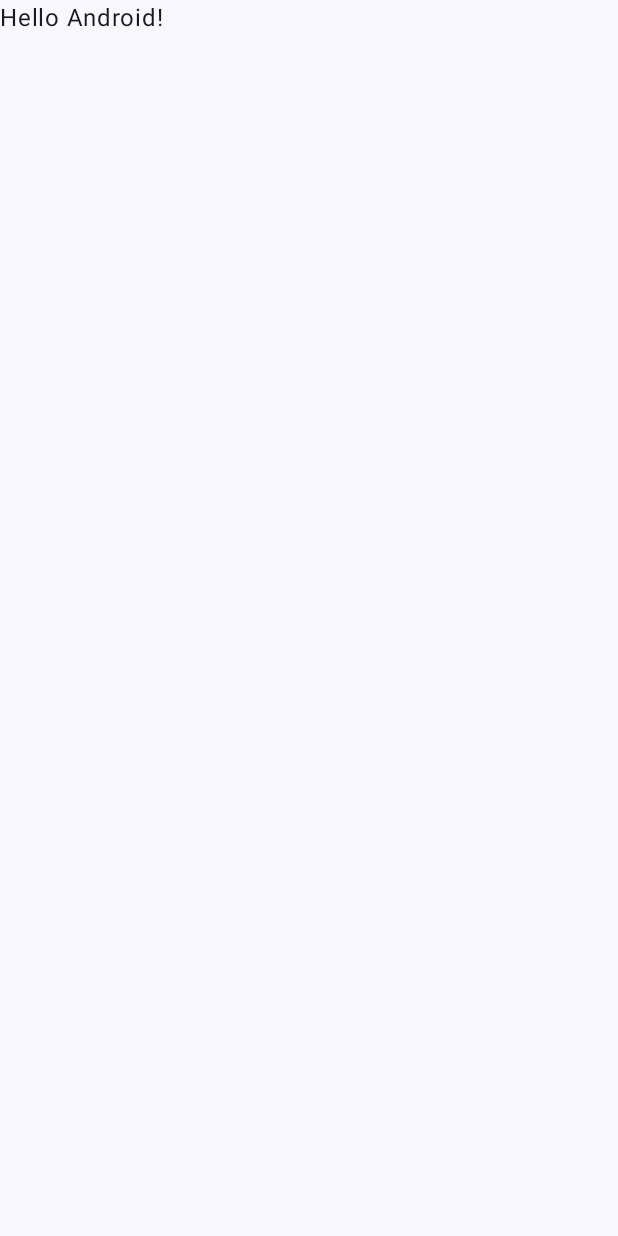
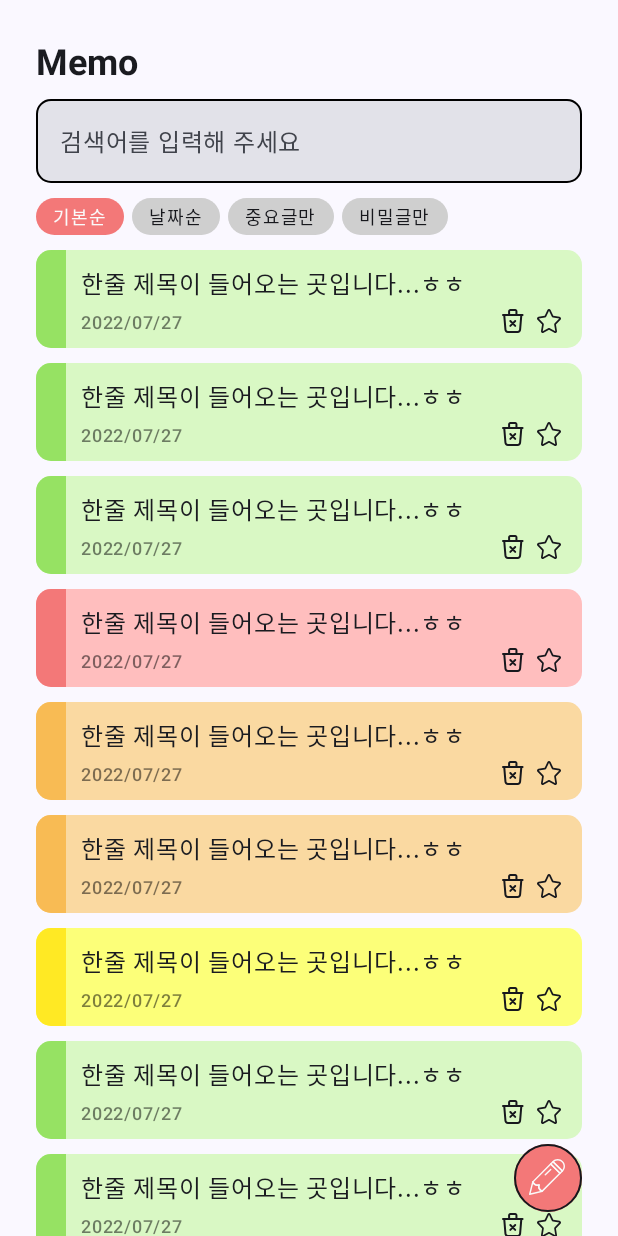
Before and after one commit to kmj94102/MyMemo, an Android app built with Jetpack Compose: the screen it shows after launch (MainActivity), on a phone screen of 412 x 824 dp. Before the commit the screen is almost empty. Run offline under Robolectric (Android 15) with nearby library versions, the phone set to English and light mode, and no system bars.

Commit message:
- 홈(메모 목록)화면 UI 작업

```diff
--- a/app/src/main/AndroidManifest.xml
+++ b/app/src/main/AndroidManifest.xml
@@ -14,7 +14,7 @@
         android:theme="@style/Theme.MyMemo"
         tools:targetApi="31">
         <activity
-            android:name=".MainActivity"
+            android:name=".view.MainActivity"
             android:exported="true"
             android:label="@string/app_name"
             android:theme="@style/Theme.MyMemo">
--- a/app/src/main/java/com/example/mymemo/ui/theme/Color.kt
+++ b/app/src/main/java/com/example/mymemo/ui/theme/Color.kt
@@ -2,10 +2,7 @@ package com.example.mymemo.ui.theme
 
 import androidx.compose.ui.graphics.Color
 
-val Purple80 = Color(0xFFD0BCFF)
-val PurpleGrey80 = Color(0xFFCCC2DC)
-val Pink80 = Color(0xFFEFB8C8)
-
-val Purple40 = Color(0xFF6650a4)
-val PurpleGrey40 = Color(0xFF625b71)
-val Pink40 = Color(0xFF7D5260)
+val Primary = Color(0xFFF37878)
+val White = Color(0xFFFAFAFA)
+val Black = Color(0xFF17181D)
+val Gray = Color(0xFFCFCFCF)
--- a/app/src/main/java/com/example/mymemo/ui/theme/Theme.kt
+++ b/app/src/main/java/com/example/mymemo/ui/theme/Theme.kt
@@ -16,15 +16,17 @@ import androidx.compose.ui.platform.LocalView
 import androidx.core.view.ViewCompat
 
 private val DarkColorScheme = darkColorScheme(
-    primary = Purple80,
-    secondary = PurpleGrey80,
-    tertiary = Pink80
+    primary = Primary,
+    secondary = Black,
+    tertiary = White,
+    background = Black
 )
 
 private val LightColorScheme = lightColorScheme(
-    primary = Purple40,
-    secondary = PurpleGrey40,
-    tertiary = Pink40
+    primary = Primary,
+    secondary = White,
+    tertiary = Black,
+    background = White
 
     /* Other default colors to override
     background = Color(0xFFFFFBFE),
--- a/app/src/main/java/com/example/mymemo/ui/theme/Type.kt
+++ b/app/src/main/java/com/example/mymemo/ui/theme/Type.kt
@@ -14,21 +14,19 @@ val Typography = Typography(
         fontSize = 16.sp,
         lineHeight = 24.sp,
         letterSpacing = 0.5.sp
-    )
-    /* Other default text styles to override
+    ),
     titleLarge = TextStyle(
         fontFamily = FontFamily.Default,
-        fontWeight = FontWeight.Normal,
-        fontSize = 22.sp,
+        fontWeight = FontWeight.Bold,
+        fontSize = 24.sp,
         lineHeight = 28.sp,
         letterSpacing = 0.sp
     ),
     labelSmall = TextStyle(
         fontFamily = FontFamily.Default,
         fontWeight = FontWeight.Medium,
-        fontSize = 11.sp,
+        fontSize = 12.sp,
         lineHeight = 16.sp,
         letterSpacing = 0.5.sp
     )
-    */
 )
--- a/app/src/main/java/com/example/mymemo/MainActivity.kt
+++ b/app/src/main/java/com/example/mymemo/view/MainActivity.kt
@@ -1,4 +1,4 @@
-package com.example.mymemo
+package com.example.mymemo.view
 
 import android.os.Bundle
 import androidx.activity.ComponentActivity
@@ -17,12 +17,11 @@ class MainActivity : ComponentActivity() {
         super.onCreate(savedInstanceState)
         setContent {
             MyMemoTheme {
-                // A surface container using the 'background' color from the theme
                 Surface(
                     modifier = Modifier.fillMaxSize(),
                     color = MaterialTheme.colorScheme.background
                 ) {
-                    Greeting("Android")
+                    NavGraph()
                 }
             }
         }
--- /dev/null
+++ b/app/src/main/java/com/example/mymemo/view/Navigation.kt
@@ -0,0 +1,33 @@
+package com.example.mymemo.view
+
+import androidx.compose.runtime.Composable
+import androidx.compose.runtime.remember
+import androidx.navigation.NavHostController
+import androidx.navigation.compose.NavHost
+import androidx.navigation.compose.composable
+import androidx.navigation.compose.rememberNavController
+import com.example.mymemo.view.list.MemoListContainer
+
+@Composable
+fun NavGraph() {
+
+    val navController = rememberNavController()
+    val routeAction = remember(navController) {
+        RouteAction(navController)
+    }
+
+    NavHost(navController = navController, startDestination = RouteAction.Home) {
+        composable(RouteAction.Home) {
+            MemoListContainer()
+        }
+    }
+
+}
+
+class RouteAction(navController: NavHostController) {
+
+    companion object {
+        const val Home = "home"
+    }
+
+}
--- /dev/null
+++ b/app/src/main/java/com/example/mymemo/view/list/MemoList.kt
@@ -0,0 +1,263 @@
+package com.example.mymemo.view.list
+
+import androidx.compose.foundation.BorderStroke
+import androidx.compose.foundation.Image
+import androidx.compose.foundation.background
+import androidx.compose.foundation.clickable
+import androidx.compose.foundation.layout.*
+import androidx.compose.foundation.lazy.LazyColumn
+import androidx.compose.foundation.shape.CircleShape
+import androidx.compose.foundation.shape.RoundedCornerShape
+import androidx.compose.material3.*
+import androidx.compose.runtime.*
+import androidx.compose.ui.Alignment
+import androidx.compose.ui.Modifier
+import androidx.compose.ui.draw.clip
+import androidx.compose.ui.graphics.Color
+import androidx.compose.ui.res.painterResource
+import androidx.compose.ui.res.stringResource
+import androidx.compose.ui.unit.dp
+import com.example.mymemo.R
+import com.example.mymemo.ui.theme.*
+import kotlin.random.Random
+
+@Composable
+fun MemoListContainer() {
+
+    Box(modifier = Modifier.fillMaxSize()) {
+
+        LazyColumn(
+            modifier = Modifier
+                .fillMaxWidth()
+                .padding(horizontal = 24.dp)
+        ) {
+
+            /** 타이틀 **/
+            item {
+                Text(
+                    text = stringResource(id = R.string.memo),
+                    style = Typography.titleLarge,
+                    modifier = Modifier.padding(top = 28.dp)
+                )
+            }
+
+            /** 검색창 **/
+            item {
+                var field by remember { mutableStateOf("") }
+
+                SearchBar(
+                    modifier = Modifier.padding(vertical = 10.dp),
+                    field
+                ) {
+                    field = it
+                }
+            }
+
+            /** 검색 조건 **/
+            item {
+                Row(
+                    horizontalArrangement = Arrangement.spacedBy(5.dp),
+                    modifier = Modifier.fillMaxWidth()
+                ) {
+                    CustomChip("기본순", true) {}
+                    CustomChip("날짜순", false) {}
+                    CustomChip("중요글만", false) {}
+                    CustomChip("비밀글만", false) {}
+                }
+            }
+
+            /** 리스트 **/
+            item {
+                Spacer(modifier = Modifier.height(10.dp))
+
+                (0..10).forEach { _ ->
+                    MemoItem(modifier = Modifier.fillMaxWidth())
+                    Spacer(modifier = Modifier.height(10.dp))
+                }
+            }
+
+        }// LazyColumn
+
+        /** 메모 작성 버튼 **/
+        MemoWriteButton(
+            modifier = Modifier
+                .align(Alignment.BottomEnd)
+                .padding(bottom = 16.dp, end = 24.dp)
+        ) {
+
+        }
+
+        /** 다이얼로그 **/
+
+    }// Box
+
+}
+
+/** 검색창 **/
+@OptIn(ExperimentalMaterial3Api::class)
+@Composable
+fun SearchBar(
+    modifier: Modifier = Modifier,
+    field: String,
+    listener: (String) -> Unit
+) {
+    Card(
+        shape = RoundedCornerShape(10.dp),
+        border = BorderStroke(1.dp, Color.Black),
+        colors = CardDefaults.cardColors(
+            containerColor = Gray
+        ),
+        modifier = modifier
+            .fillMaxWidth()
+    ) {
+        TextField(
+            value = field,
+            onValueChange = {
+                listener(it)
+            },
+            singleLine = true,
+            placeholder = {
+                Text(text = stringResource(id = R.string.guide_input_search))
+            },
+            colors = TextFieldDefaults.textFieldColors(
+                // TextField UnderLine 제거
+                focusedIndicatorColor = Color.Transparent,
+                unfocusedIndicatorColor = Color.Transparent,
+                disabledIndicatorColor = Color.Transparent
+            ),
+            modifier = Modifier.fillMaxWidth()
+        )
+    }
+}
+
+/** 검색 조건에 사용할 칩 **/
+@Composable
+fun CustomChip(
+    str: String,
+    isSelected: Boolean,
+    clickListener: () -> Unit
+) {
+    Box(
+        modifier = Modifier
+            .clip(RoundedCornerShape(20.dp))
+            .background(if (isSelected) Primary else Gray)
+            .clickable {
+                clickListener()
+            }
+    ) {
+        Text(
+            text = str,
+            style = Typography.labelSmall,
+            color = if (isSelected) White else Black,
+            modifier = Modifier.padding(vertical = 3.dp, horizontal = 11.dp)
+        )
+    }
+}
+
+/** 메모 아이템 **/
+@Composable
+fun MemoItem(
+    modifier: Modifier = Modifier
+) {
+
+    // todo 임시 수정 예정
+    val colorList = listOf(
+        Color(0xFFF37878),
+        Color(0xFFF8BB54),
+        Color(0xFF96E263),
+        Color(0xFFFFE924),
+    )
+    val lightColorList = listOf(
+        Color(0xFFFFBEBE),
+        Color(0xFFFAD9A1),
+        Color(0xFFD9F8C4),
+        Color(0xFFFCFF79),
+    )
+    val random = Random.nextInt(0, 4)
+
+    Box(
+        modifier = modifier
+            .height(65.dp)
+            .clip(RoundedCornerShape(10.dp))
+            .background(lightColorList[random])
+    ) {
+        Box(
+            modifier = Modifier
+                .width(20.dp)
+                .fillMaxHeight()
+                .background(colorList[random])
+        )
+
+        Column(
+            verticalArrangement = Arrangement.spacedBy(5.dp),
+            modifier = Modifier
+                .fillMaxWidth()
+                .padding(start = 30.dp, top = 10.dp, end = 10.dp, bottom = 10.dp)
+        ) {
+            Text(
+                text = "한줄 제목이 들어오는 곳입니다...ㅎㅎ",
+                maxLines = 1,
+                style = Typography.bodyLarge,
+            )
+
+            Row(
+                verticalAlignment = Alignment.Bottom,
+                modifier = Modifier
+                    .fillMaxWidth()
+            ) {
+                Text(
+                    text = "2022/07/27",
+                    maxLines = 1,
+                    style = Typography.labelSmall,
+                    color = Color(0x80000000),
+                    modifier = Modifier
+                )
+
+                Spacer(modifier = Modifier.weight(1f))
+
+                Image(
+                    painter = painterResource(id = R.drawable.ic_trash),
+                    contentDescription = "star",
+                    modifier = Modifier
+                        .size(24.dp)
+                )
+
+                Image(
+                    painter = painterResource(id = R.drawable.ic_star),
+                    contentDescription = "star",
+                    modifier = Modifier
+                        .size(24.dp)
+                )
+            }
+        }
+    }
+}
+
+/** 메모 작성 버튼 **/
+@OptIn(ExperimentalMaterial3Api::class)
+@Composable
+fun MemoWriteButton(
+    modifier: Modifier = Modifier,
+    clickListener: () -> Unit
+) {
+
+    Card(
+        shape = CircleShape,
+        border = BorderStroke(1.dp, Black),
+        elevation = CardDefaults.cardElevation(),
+        colors = CardDefaults.cardColors(
+            containerColor = Primary
+        ),
+        modifier = modifier
+            .size(45.dp)
+            .clickable { clickListener() }
+    ) {
+        Image(
+            painter = painterResource(id = R.drawable.ic_write),
+            contentDescription = "write",
+            modifier = Modifier
+                .padding(10.dp)
+        )
+    }
+
+}
--- /dev/null
+++ b/app/src/main/res/drawable/ic_lock.xml
@@ -0,0 +1,18 @@
+<vector xmlns:android="http://schemas.android.com/apk/res/android"
+    android:width="24dp"
+    android:height="24dp"
+    android:viewportWidth="24"
+    android:viewportHeight="24">
+  <path
+      android:pathData="M19.15,10.35H17.65V7.15C17.65,4.05 15.1,1.5 12,1.5C8.9,1.5 6.35,4.05 6.35,7.15V10.35H4.85V7.15C4.85,3.2 8.05,0 12,0C15.95,0 19.15,3.2 19.15,7.15V10.35Z"
+      android:fillColor="#17181D"/>
+  <path
+      android:pathData="M18.4,23.95H5.6C4.3,23.95 3.2,22.85 3.2,21.55V11.95C3.2,10.65 4.3,9.55 5.6,9.55H18.4C19.7,9.55 20.8,10.65 20.8,11.95V21.55C20.8,22.9 19.7,23.95 18.4,23.95ZM5.6,11.15C5.15,11.15 4.8,11.5 4.8,11.95V21.55C4.8,22 5.15,22.35 5.6,22.35H18.4C18.85,22.35 19.2,22 19.2,21.55V11.95C19.2,11.5 18.85,11.15 18.4,11.15H5.6Z"
+      android:fillColor="#17181D"/>
+  <path
+      android:pathData="M13.6,14.35C13.6,15.25 12.9,15.95 12,15.95C11.1,15.95 10.4,15.25 10.4,14.35C10.4,13.45 11.1,12.75 12,12.75C12.9,12.75 13.6,13.5 13.6,14.35Z"
+      android:fillColor="#17181D"/>
+  <path
+      android:pathData="M12.4,14.35H11.6L10.8,19.15H13.2L12.4,14.35Z"
+      android:fillColor="#17181D"/>
+</vector>
--- /dev/null
+++ b/app/src/main/res/drawable/ic_prev.xml
@@ -0,0 +1,10 @@
+<vector xmlns:android="http://schemas.android.com/apk/res/android"
+    android:width="24dp"
+    android:height="24dp"
+    android:viewportWidth="24"
+    android:viewportHeight="24">
+  <path
+      android:pathData="M16.567,3.892C17.098,4.415 17.098,5.262 16.567,5.785L10.28,11.983L16.567,18.18C16.701,18.303 16.808,18.451 16.882,18.615C16.957,18.78 16.997,18.957 17,19.137C17.003,19.317 16.969,19.495 16.901,19.662C16.833,19.829 16.731,19.98 16.602,20.108C16.473,20.235 16.319,20.335 16.15,20.403C15.981,20.47 15.799,20.503 15.617,20.5C15.434,20.497 15.254,20.457 15.088,20.384C14.921,20.311 14.771,20.205 14.646,20.074L7.398,12.929C7.143,12.678 7,12.338 7,11.983C7,11.628 7.143,11.287 7.398,11.036L14.646,3.892C14.901,3.641 15.247,3.5 15.607,3.5C15.967,3.5 16.313,3.641 16.567,3.892Z"
+      android:fillColor="#17181D"
+      android:fillType="evenOdd"/>
+</vector>
--- /dev/null
+++ b/app/src/main/res/drawable/ic_star.xml
@@ -0,0 +1,9 @@
+<vector xmlns:android="http://schemas.android.com/apk/res/android"
+    android:width="24dp"
+    android:height="24dp"
+    android:viewportWidth="24"
+    android:viewportHeight="24">
+  <path
+      android:pathData="M23.91,8.947C23.703,8.329 23.169,7.876 22.527,7.778L16.283,6.819L13.569,1.002C13.283,0.391 12.672,0 12,0C11.328,0 10.716,0.391 10.431,1.002L7.716,6.819L1.471,7.778C0.83,7.876 0.297,8.329 0.09,8.947C-0.117,9.567 0.039,10.25 0.492,10.716L5.069,15.433L4.008,21.976C3.9,22.634 4.176,23.295 4.719,23.681C5.016,23.892 5.367,24 5.717,24C6.005,24 6.294,23.927 6.555,23.782L12,20.757L17.445,23.782C17.706,23.927 17.995,24 18.282,24C18.633,24 18.983,23.892 19.281,23.681C19.824,23.295 20.099,22.634 19.992,21.976L18.93,15.433L23.508,10.716C23.96,10.25 24.115,9.567 23.91,8.947ZM17.691,14.217C17.307,14.611 17.133,15.168 17.22,15.714L18.282,22.257L12.837,19.233C12.576,19.087 12.288,19.015 11.999,19.015C11.711,19.015 11.422,19.088 11.161,19.233L5.716,22.257L6.778,15.714C6.867,15.168 6.693,14.611 6.309,14.217L1.732,9.5L7.977,8.54C8.547,8.453 9.039,8.084 9.284,7.558L12,1.743L14.715,7.559C14.961,8.085 15.451,8.453 16.021,8.541L22.267,9.501L17.691,14.217Z"
+      android:fillColor="#17181D"/>
+</vector>
--- /dev/null
+++ b/app/src/main/res/drawable/ic_star_fill.xml
@@ -0,0 +1,12 @@
+<vector xmlns:android="http://schemas.android.com/apk/res/android"
+    android:width="24dp"
+    android:height="24dp"
+    android:viewportWidth="24"
+    android:viewportHeight="24">
+  <path
+      android:pathData="M6,14.5L1.5,9L8,7.5L12,1L16,7.5L23,9L18,14.5L18.5,22.5L12,19.5L5.5,22.5L6,14.5Z"
+      android:fillColor="#FCFF60"/>
+  <path
+      android:pathData="M23.91,8.947C23.703,8.329 23.169,7.876 22.527,7.778L16.283,6.819L13.569,1.002C13.283,0.391 12.672,0 12,0C11.328,0 10.716,0.391 10.431,1.002L7.716,6.819L1.471,7.778C0.83,7.876 0.297,8.329 0.09,8.947C-0.117,9.567 0.039,10.25 0.492,10.716L5.069,15.433L4.008,21.976C3.9,22.634 4.176,23.295 4.719,23.681C5.016,23.892 5.367,24 5.717,24C6.005,24 6.294,23.927 6.555,23.782L12,20.757L17.445,23.782C17.706,23.927 17.995,24 18.282,24C18.633,24 18.983,23.892 19.281,23.681C19.824,23.295 20.099,22.634 19.992,21.976L18.93,15.433L23.508,10.716C23.96,10.25 24.115,9.567 23.91,8.947ZM17.691,14.217C17.307,14.611 17.133,15.168 17.22,15.714L18.282,22.257L12.837,19.233C12.576,19.087 12.288,19.015 11.999,19.015C11.711,19.015 11.422,19.088 11.161,19.233L5.716,22.257L6.778,15.714C6.867,15.168 6.693,14.611 6.309,14.217L1.732,9.5L7.977,8.54C8.547,8.453 9.039,8.084 9.284,7.558L12,1.743L14.715,7.559C14.961,8.085 15.451,8.453 16.021,8.541L22.267,9.501L17.691,14.217Z"
+      android:fillColor="#17181D"/>
+</vector>
--- /dev/null
+++ b/app/src/main/res/drawable/ic_trash.xml
@@ -0,0 +1,34 @@
+<vector xmlns:android="http://schemas.android.com/apk/res/android"
+    android:width="24dp"
+    android:height="24dp"
+    android:viewportWidth="24"
+    android:viewportHeight="24">
+  <path
+      android:pathData="M2,5.889H21.556"
+      android:strokeLineJoin="round"
+      android:strokeWidth="2"
+      android:fillColor="#00000000"
+      android:strokeColor="#17181D"
+      android:strokeLineCap="round"/>
+  <path
+      android:pathData="M3.222,5.889L4.444,20.556C4.444,21.204 4.702,21.826 5.16,22.284C5.619,22.743 6.241,23 6.889,23H16.667C17.315,23 17.937,22.743 18.395,22.284C18.854,21.826 19.111,21.204 19.111,20.556L20.333,5.889"
+      android:strokeLineJoin="round"
+      android:strokeWidth="2"
+      android:fillColor="#00000000"
+      android:strokeColor="#17181D"
+      android:strokeLineCap="round"/>
+  <path
+      android:pathData="M8.111,5.889V2.222C8.111,1.898 8.24,1.587 8.469,1.358C8.698,1.129 9.009,1 9.333,1H14.222C14.546,1 14.857,1.129 15.086,1.358C15.316,1.587 15.444,1.898 15.444,2.222V5.889"
+      android:strokeLineJoin="round"
+      android:strokeWidth="2"
+      android:fillColor="#00000000"
+      android:strokeColor="#17181D"
+      android:strokeLineCap="round"/>
+  <path
+      android:pathData="M9.333,12L14.222,16.889M14.222,12L9.333,16.889"
+      android:strokeLineJoin="round"
+      android:strokeWidth="2"
+      android:fillColor="#00000000"
+      android:strokeColor="#17181D"
+      android:strokeLineCap="round"/>
+</vector>
--- /dev/null
+++ b/app/src/main/res/drawable/ic_unlock.xml
@@ -0,0 +1,18 @@
+<vector xmlns:android="http://schemas.android.com/apk/res/android"
+    android:width="24dp"
+    android:height="24dp"
+    android:viewportWidth="24"
+    android:viewportHeight="24">
+  <path
+      android:pathData="M6.2,10.3H4.7V7.1C4.7,3.2 7.9,0 11.8,0C15.4,0 18.4,2.65 18.85,6.2L17.4,6.4C17.05,3.6 14.65,1.5 11.8,1.5C8.7,1.5 6.2,4 6.2,7.1V10.3Z"
+      android:fillColor="#17181D"/>
+  <path
+      android:pathData="M18.15,23.8H5.4C4.1,23.8 3,22.75 3,21.4V11.85C3,10.55 4.05,9.45 5.4,9.45H18.15C19.45,9.45 20.55,10.5 20.55,11.85V21.4C20.55,22.75 19.5,23.8 18.15,23.8ZM5.45,11.1C5,11.1 4.65,11.45 4.65,11.9V21.45C4.65,21.9 5,22.25 5.45,22.25H18.2C18.65,22.25 19,21.9 19,21.45V11.9C19,11.45 18.65,11.1 18.2,11.1H5.45Z"
+      android:fillColor="#17181D"/>
+  <path
+      android:pathData="M13.4,14.25C13.4,15.15 12.7,15.85 11.8,15.85C10.9,15.85 10.2,15.15 10.2,14.25C10.2,13.35 10.9,12.65 11.8,12.65C12.7,12.65 13.4,13.4 13.4,14.25Z"
+      android:fillColor="#17181D"/>
+  <path
+      android:pathData="M12.2,14.25H11.4L10.6,19.05H13L12.2,14.25Z"
+      android:fillColor="#17181D"/>
+</vector>
--- /dev/null
+++ b/app/src/main/res/drawable/ic_write.xml
@@ -0,0 +1,21 @@
+<vector xmlns:android="http://schemas.android.com/apk/res/android"
+    android:width="24dp"
+    android:height="24dp"
+    android:viewportWidth="24"
+    android:viewportHeight="24">
+  <path
+      android:pathData="M0.486,23.997C0.422,23.997 0.36,23.985 0.301,23.961C0.243,23.937 0.19,23.902 0.145,23.857C0.082,23.796 0.037,23.719 0.015,23.635C-0.007,23.55 -0.005,23.461 0.02,23.378L2.094,15.091C2.121,14.992 2.178,14.904 2.259,14.84C2.339,14.777 2.438,14.74 2.54,14.736C2.643,14.733 2.744,14.762 2.829,14.82C2.913,14.877 2.977,14.961 3.011,15.058C3.151,15.441 3.366,15.793 3.644,16.092C3.922,16.391 4.257,16.632 4.629,16.799C4.921,16.941 5.24,17.019 5.564,17.029C5.889,17.039 6.211,16.98 6.511,16.857C6.6,16.818 6.698,16.807 6.794,16.825C6.889,16.843 6.976,16.889 7.044,16.958C7.113,17.026 7.159,17.114 7.177,17.208C7.195,17.303 7.184,17.402 7.145,17.49C7.022,17.791 6.964,18.115 6.974,18.44C6.985,18.765 7.065,19.084 7.208,19.376C7.373,19.747 7.61,20.081 7.906,20.358C8.202,20.636 8.551,20.852 8.931,20.993C9.031,21.026 9.116,21.091 9.175,21.178C9.234,21.265 9.263,21.368 9.258,21.473C9.254,21.576 9.217,21.675 9.152,21.756C9.087,21.836 8.998,21.893 8.898,21.919L0.601,23.997C0.563,24.001 0.524,24.001 0.486,23.997ZM2.733,16.516L1.143,22.859L7.491,21.271C6.991,20.868 6.593,20.354 6.329,19.77C6.068,19.21 5.965,18.589 6.031,17.975C5.417,18.041 4.796,17.938 4.236,17.677C3.651,17.413 3.136,17.015 2.733,16.516Z"
+      android:fillColor="#FAFAFA"/>
+  <path
+      android:pathData="M8.773,21.924C8.724,21.933 8.673,21.933 8.624,21.924C8.117,21.742 7.653,21.46 7.258,21.093C6.864,20.727 6.548,20.285 6.329,19.794C6.068,19.234 5.965,18.613 6.031,17.999C5.417,18.065 4.796,17.962 4.236,17.701C3.744,17.483 3.301,17.167 2.935,16.773C2.568,16.379 2.286,15.914 2.104,15.408C2.078,15.325 2.075,15.237 2.095,15.152C2.115,15.068 2.158,14.99 2.219,14.928L14.136,2.986C14.226,2.897 14.348,2.846 14.475,2.846C14.602,2.846 14.723,2.897 14.813,2.986L17.92,6.095L21.031,9.199C21.121,9.289 21.171,9.411 21.171,9.538C21.171,9.664 21.121,9.786 21.031,9.876L9.128,21.785C9.082,21.831 9.026,21.867 8.965,21.891C8.904,21.915 8.839,21.926 8.773,21.924ZM6.728,16.823C6.807,16.823 6.886,16.843 6.956,16.881C7.027,16.918 7.087,16.973 7.13,17.04C7.174,17.107 7.201,17.183 7.208,17.263C7.214,17.342 7.201,17.422 7.169,17.495C7.043,17.794 6.981,18.116 6.988,18.44C6.994,18.764 7.069,19.083 7.208,19.376C7.498,20.03 8.008,20.563 8.648,20.883L20.013,9.54L14.472,4.003L3.122,15.36C3.442,16 3.975,16.509 4.629,16.799C4.921,16.941 5.24,17.019 5.564,17.029C5.889,17.039 6.211,16.98 6.511,16.857C6.58,16.831 6.654,16.819 6.728,16.823Z"
+      android:fillColor="#FAFAFA"/>
+  <path
+      android:pathData="M20.69,10.02C20.627,10.02 20.564,10.007 20.505,9.982C20.447,9.957 20.394,9.921 20.349,9.876L14.136,3.667C14.091,3.623 14.056,3.57 14.031,3.511C14.007,3.453 13.994,3.39 13.994,3.327C13.994,3.263 14.007,3.201 14.031,3.142C14.056,3.084 14.091,3.03 14.136,2.986L15.687,1.446C15.732,1.401 15.785,1.365 15.843,1.341C15.902,1.316 15.965,1.304 16.028,1.304C16.091,1.304 16.154,1.316 16.213,1.341C16.271,1.365 16.324,1.401 16.369,1.446L19.476,4.555L22.572,7.645C22.617,7.689 22.653,7.742 22.677,7.801C22.702,7.859 22.715,7.922 22.715,7.985C22.715,8.049 22.702,8.112 22.677,8.17C22.653,8.228 22.617,8.282 22.572,8.326L21.017,9.876C20.931,9.964 20.814,10.016 20.69,10.02ZM15.154,3.327L20.69,8.859L21.564,7.985L16.028,2.453L15.154,3.327Z"
+      android:fillColor="#FAFAFA"/>
+  <path
+      android:pathData="M22.246,8.465C22.183,8.466 22.12,8.454 22.062,8.43C22.003,8.406 21.95,8.371 21.905,8.326L15.663,2.113C15.619,2.068 15.583,2.015 15.559,1.956C15.536,1.898 15.524,1.835 15.524,1.772C15.526,1.645 15.575,1.523 15.663,1.431C16.578,0.516 17.819,0.001 19.114,0C20.409,-0.001 21.651,0.512 22.568,1.427C23.484,2.341 23.999,3.581 24,4.875C24.001,6.169 23.487,7.411 22.572,8.326C22.485,8.412 22.368,8.462 22.246,8.465ZM16.729,1.791L22.227,7.285C22.812,6.532 23.103,5.591 23.043,4.639C22.983,3.687 22.578,2.789 21.903,2.115C21.228,1.44 20.33,1.035 19.377,0.976C18.424,0.916 17.483,1.206 16.729,1.791Z"
+      android:fillColor="#FAFAFA"/>
+  <path
+      android:pathData="M10.847,11.042C10.784,11.042 10.721,11.03 10.663,11.006C10.604,10.982 10.551,10.947 10.506,10.903C10.417,10.813 10.367,10.691 10.367,10.564C10.367,10.438 10.417,10.316 10.506,10.226L14.136,6.599C14.226,6.509 14.348,6.459 14.475,6.459C14.602,6.459 14.723,6.509 14.813,6.599C14.858,6.643 14.894,6.697 14.918,6.755C14.943,6.813 14.955,6.876 14.955,6.939C14.955,7.003 14.943,7.066 14.918,7.124C14.894,7.182 14.858,7.236 14.813,7.28L11.188,10.903C11.143,10.947 11.09,10.982 11.031,11.006C10.973,11.03 10.91,11.042 10.847,11.042Z"
+      android:fillColor="#FAFAFA"/>
+</vector>
--- a/app/src/main/res/values/strings.xml
+++ b/app/src/main/res/values/strings.xml
@@ -1,3 +1,5 @@
 <resources>
     <string name="app_name">MyMemo</string>
+    <string name="memo">Memo</string>
+    <string name="guide_input_search">검색어를 입력해 주세요</string>
 </resources>
--- a/build.gradle
+++ b/build.gradle
@@ -1,12 +1,12 @@
 buildscript {
     ext {
-        compose_version = '1.1.0-beta01'
+        compose_version = '1.3.0-alpha01'
     }
 }// Top-level build file where you can add configuration options common to all sub-projects/modules.
 plugins {
     id 'com.android.application' version '7.2.0' apply false
     id 'com.android.library' version '7.2.0' apply false
-    id 'org.jetbrains.kotlin.android' version '1.5.31' apply false
+    id 'org.jetbrains.kotlin.android' version '1.6.21' apply false
 }
 
 task clean(type: Delete) {
```
Also changed, not shown: app/build.gradle (+9 -5 lines).
